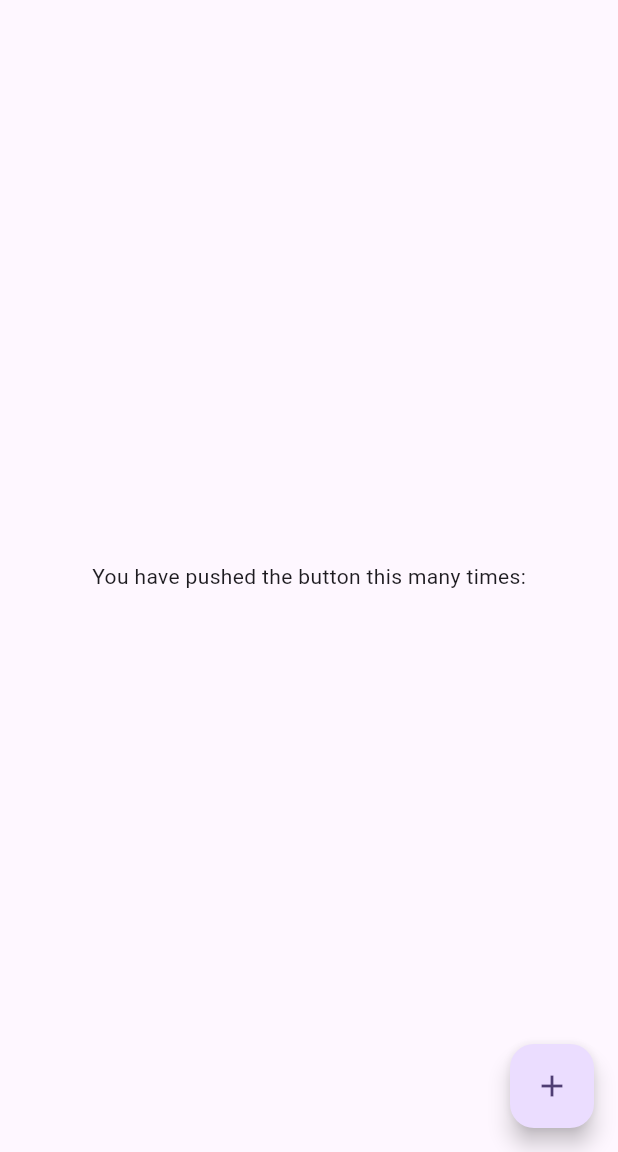
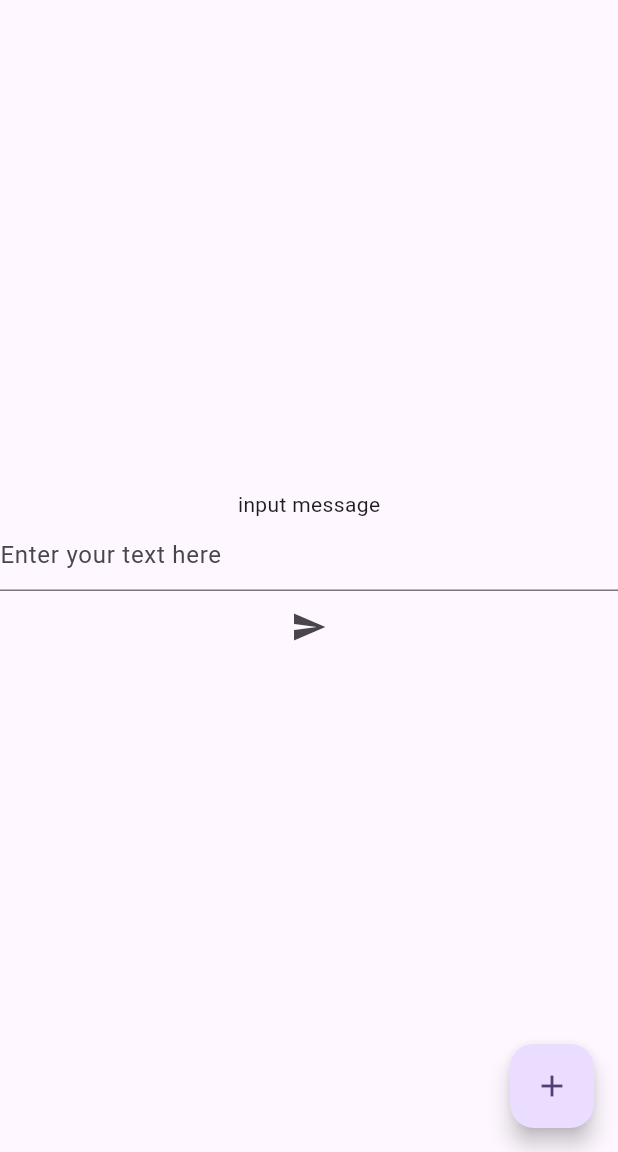
Before and after one commit to Mitsutan/spajam2024_kumamoto, a Flutter app: the screen it shows after launch, after a tap on the "add" icon, on a phone screen of 412 x 824 dp, the part 84-1236 px from its top. Run offline on Flutter 3.47's test engine with Material 3 defaults, Android fonts, the phone set to English and light mode, and no system bars; our stand-ins replace flutter_blue_plus, supabase_flutter; missing offline and left inert: flutter_beacon; accounts and stored records are empty; network calls fail.

Commit message:
Update main.dart
実際にメッセージの投稿、受信動作確認済み（多対多は分からないけど多分大丈夫）

```diff
--- a/lib/main.dart
+++ b/lib/main.dart
@@ -10,10 +10,11 @@ import 'package:supabase_flutter/supabase_flutter.dart';
 Future<void> main() async {
   await Supabase.initialize(
     url: 'https://gfcpqnvcucjkjdgkaetw.supabase.co',
-    anonKey: 'eyJhbGciOiJIUzI1NiIsInR5cCI6IkpXVCJ9.eyJpc3MiOiJzdXBhYmFzZSIsInJlZiI6ImdmY3BxbnZjdWNqa2pkZ2thZXR3Iiwicm9sZSI6ImFub24iLCJpYXQiOjE3MjYzMDA1OTgsImV4cCI6MjA0MTg3NjU5OH0.T7AhkjJVZKQa0nx7LsV4ZP_kmqGuMWUq_H7G1K12Xb0',
+    anonKey:
+        'eyJhbGciOiJIUzI1NiIsInR5cCI6IkpXVCJ9.eyJpc3MiOiJzdXBhYmFzZSIsInJlZiI6ImdmY3BxbnZjdWNqa2pkZ2thZXR3Iiwicm9sZSI6ImFub24iLCJpYXQiOjE3MjYzMDA1OTgsImV4cCI6MjA0MTg3NjU5OH0.T7AhkjJVZKQa0nx7LsV4ZP_kmqGuMWUq_H7G1K12Xb0',
   );
 
-  runApp(MyApp());
+  runApp(const MyApp());
 }
 
 class MyApp extends StatelessWidget {
@@ -43,7 +44,6 @@ class MyHomePage extends StatefulWidget {
 }
 
 class _MyHomePageState extends State<MyHomePage> {
-
   final MsdFilter _msdFilterData = MsdFilter(76, data: [
     0x02,
     0x15,
@@ -84,6 +84,9 @@ class _MyHomePageState extends State<MyHomePage> {
     1
   ]);
 
+  String _major = '0000';
+  String _minor = '0000';
+
   @override
   void initState() {
     _init();
@@ -98,12 +101,18 @@ class _MyHomePageState extends State<MyHomePage> {
     }
   }
 
-  void _startBeacon() async {
+  void _startBeacon(String major, String minor) async {
     try {
+      final isBroadcasting = await flutterBeacon.isBroadcasting();
+
+      if (isBroadcasting) {
+        await flutterBeacon.stopBroadcast();
+      }
+
       await flutterBeacon.startBroadcast(BeaconBroadcast(
           proximityUUID: "97b7571b-5718-bc11-a7d3-86024cda3b5c",
-          major: 0,
-          minor: 5,
+          major: int.parse(major, radix: 16),
+          minor: int.parse(minor, radix: 16),
           identifier: "dev.mitsutan.spajam2024_kumamoto"));
     } catch (e) {
       log('Start broadcast error', name: 'beacon', error: e);
@@ -118,10 +127,52 @@ class _MyHomePageState extends State<MyHomePage> {
 
     FlutterBluePlus.scanResults.listen((results) {
       // updateScanResults(results);
-      log('Scan results: $results', name: 'FlutterBluePlus');
+      // log('Scan results: $results', name: 'FlutterBluePlus');
+      for (final result in results) {
+        // log('Scan result: ${result.advertisementData.manufacturerData}', name: 'FlutterBluePlus');
+        final major1 = result.advertisementData.manufacturerData.values.first
+            .elementAt(18)
+            .toRadixString(16);
+        final major2 = result.advertisementData.manufacturerData.values.first
+            .elementAt(19)
+            .toRadixString(16);
+        final minor1 = result.advertisementData.manufacturerData.values.first
+            .elementAt(20)
+            .toRadixString(16);
+        final minor2 = result.advertisementData.manufacturerData.values.first
+            .elementAt(21)
+            .toRadixString(16);
+        log('major: $major1$major2, minor: $minor1$minor2');
+
+        // major, minorをidに変換しmessageを取得
+        final id = int.parse('$major1$major2$minor1$minor2', radix: 16);
+        final client = Supabase.instance.client;
+        client.from('messages').select().eq('id', id).then((data) {
+          log('Message: ${data.first}', name: 'supabase');
+        });
+      }
     }, onError: (e) {
       log('Scan error', name: 'FlutterBluePlus', error: e);
     });
+  }
+
+  void _postMessage(String msg) async {
+    final client = Supabase.instance.client;
+    try {
+      final data = await client.from('messages').upsert({
+        'message': msg,
+      }).select();
+      // idを16進数に変換
+      final id = data.first['id'].toRadixString(16).padLeft(8, '0');
+      setState(() {
+        _major = id.substring(0, 4);
+        _minor = id.substring(4, 8);
+      });
+      log('Posted message: ${data.first['id']}', name: 'supabase');
+      // log('Posted message: $id', name: 'supabase');
+    } catch (e) {
+      log('Failed to post message', name: 'supabase', error: e);
+    }
   }
 
   @override
@@ -131,18 +182,30 @@ class _MyHomePageState extends State<MyHomePage> {
         backgroundColor: Theme.of(context).colorScheme.inversePrimary,
         title: Text(widget.title),
       ),
-      body: const Center(
+      body: Center(
         child: Column(
           mainAxisAlignment: MainAxisAlignment.center,
           children: <Widget>[
-            Text(
-              'You have pushed the button this many times:',
+            const Text(
+              'input message',
             ),
+            const TextField(
+              keyboardType: TextInputType.multiline,
+              maxLines: null,
+              decoration: InputDecoration(
+                hintText: "Enter your text here",
+              ),
+            ),
+            IconButton(
+                onPressed: () {
+                  _postMessage('test4');
+                },
+                icon: const Icon(Icons.send)),
           ],
         ),
       ),
       floatingActionButton: FloatingActionButton(
-        onPressed: _startBeacon,
+        onPressed: () => _startBeacon(_major, _minor),
         tooltip: 'Increment',
         child: const Icon(Icons.add),
       ),
```
